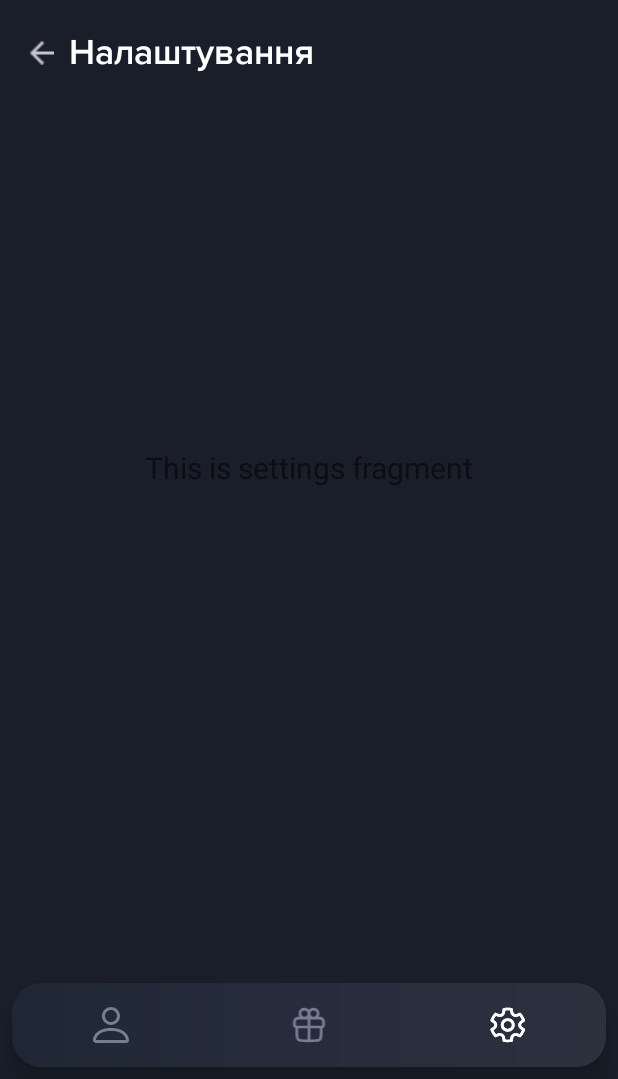
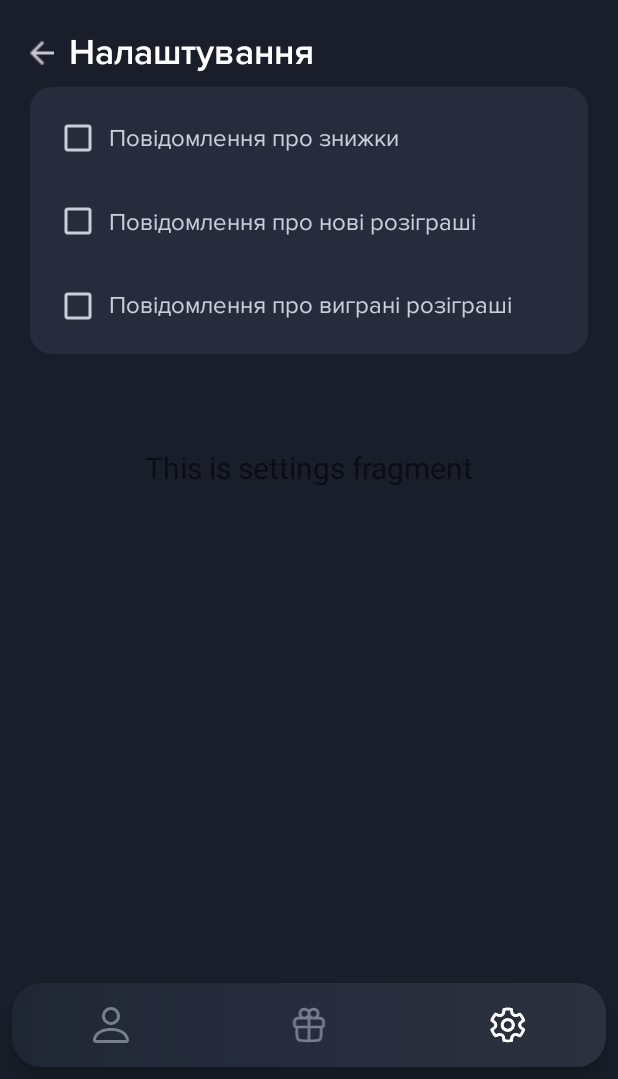
Before and after one commit to NURE-DigitalDream/PlayPrismMobileApp, an Android app: the SettingsFragment screen opened through its navigation route, on a phone screen of 412 x 824 dp, the part 157-1236 px from its top. Run offline under Robolectric (Android 15) with nearby library versions, the phone set to English and light mode, and no system bars; our stand-ins replace navigation-ui.

Commit message:
Edited settings layout

```diff
--- /dev/null
+++ b/app/app/src/main/res/drawable/settings_block_style.xml
@@ -0,0 +1,9 @@
+<?xml version="1.0" encoding="utf-8"?>
+<shape xmlns:android="http://schemas.android.com/apk/res/android"
+    android:shape="rectangle">
+    <stroke
+        android:width="5dp"
+        android:color="#262C3C"/>
+    <corners android:radius="12dp"/>
+    <solid android:color="#262C3C"/>
+</shape>
--- a/app/app/src/main/res/layout/fragment_settings.xml
+++ b/app/app/src/main/res/layout/fragment_settings.xml
@@ -55,6 +55,60 @@
         app:layout_constraintStart_toEndOf="@+id/back_icon"
         app:layout_constraintTop_toBottomOf="@+id/view" />
 
+    <View
+        android:id="@+id/view1"
+        android:layout_width="0dp"
+        android:layout_height="178dp"
+        android:layout_marginStart="20dp"
+        android:layout_marginTop="10dp"
+        android:layout_marginEnd="20dp"
+        android:background="@drawable/settings_block_style"
+        app:layout_constraintEnd_toEndOf="parent"
+        app:layout_constraintHorizontal_bias="0.0"
+        app:layout_constraintStart_toStartOf="parent"
+        app:layout_constraintTop_toBottomOf="@+id/textView2" />
+
+    <CheckBox
+        android:id="@+id/checkBox1"
+        android:layout_width="33dp"
+        android:layout_height="31dp"
+        android:layout_marginStart="12dp"
+        android:layout_marginTop="25dp"
+        android:buttonTint="#CACED9"
+        android:text=""
+        android:textSize="12sp"
+        app:layout_constraintEnd_toEndOf="parent"
+        app:layout_constraintHorizontal_bias="0.011"
+        app:layout_constraintStart_toStartOf="@+id/view1"
+        app:layout_constraintTop_toBottomOf="@+id/checkBox2"/>
+
+    <CheckBox
+        android:id="@+id/checkBox2"
+        android:layout_width="33dp"
+        android:layout_height="31dp"
+        android:layout_marginStart="12dp"
+        android:layout_marginTop="24dp"
+        android:buttonTint="#CACED9"
+        android:text=""
+        android:textSize="12sp"
+        app:layout_constraintEnd_toEndOf="parent"
+        app:layout_constraintHorizontal_bias="0.011"
+        app:layout_constraintStart_toStartOf="@+id/view1"
+        app:layout_constraintTop_toBottomOf="@+id/checkBox3" />
+
+    <CheckBox
+        android:id="@+id/checkBox3"
+        android:layout_width="33dp"
+        android:layout_height="31dp"
+        android:layout_marginStart="12dp"
+        android:layout_marginTop="18dp"
+        android:buttonTint="#CACED9"
+        android:text=""
+        android:textSize="12sp"
+        app:layout_constraintEnd_toEndOf="parent"
+        app:layout_constraintHorizontal_bias="0.011"
+        app:layout_constraintStart_toStartOf="@+id/view1"
+        app:layout_constraintTop_toTopOf="@+id/view1" />
 
     <TextView
         android:id="@+id/text_notifications"
@@ -69,4 +123,43 @@
         app:layout_constraintEnd_toEndOf="parent"
         app:layout_constraintStart_toStartOf="parent"
         app:layout_constraintTop_toTopOf="parent" />
+
+    <TextView
+        android:id="@+id/textView3"
+        android:layout_width="wrap_content"
+        android:layout_height="wrap_content"
+        android:layout_marginStart="3dp"
+        android:layout_marginTop="24dp"
+        android:fontFamily="@font/proxima_regular"
+        android:text="Повідомлення про знижки"
+        android:textColor="#CACED9"
+        android:textSize="16sp"
+        app:layout_constraintStart_toEndOf="@+id/checkBox3"
+        app:layout_constraintTop_toTopOf="@+id/view1" />
+
+    <TextView
+        android:id="@+id/textView4"
+        android:layout_width="246dp"
+        android:layout_height="20dp"
+        android:layout_marginStart="3dp"
+        android:layout_marginTop="35dp"
+        android:fontFamily="@font/proxima_regular"
+        android:text="Повідомлення про нові розіграші"
+        android:textColor="#CACED9"
+        android:textSize="16sp"
+        app:layout_constraintStart_toEndOf="@+id/checkBox2"
+        app:layout_constraintTop_toBottomOf="@+id/textView3" />
+
+    <TextView
+        android:id="@+id/textView5"
+        android:layout_width="270dp"
+        android:layout_height="20dp"
+        android:layout_marginStart="3dp"
+        android:layout_marginTop="35dp"
+        android:fontFamily="@font/proxima_regular"
+        android:text="Повідомлення про виграні розіграші"
+        android:textColor="#CACED9"
+        android:textSize="16sp"
+        app:layout_constraintStart_toEndOf="@+id/checkBox1"
+        app:layout_constraintTop_toBottomOf="@+id/textView4" />
 </androidx.constraintlayout.widget.ConstraintLayout>
```
Also changed, not shown: 1 other file.
